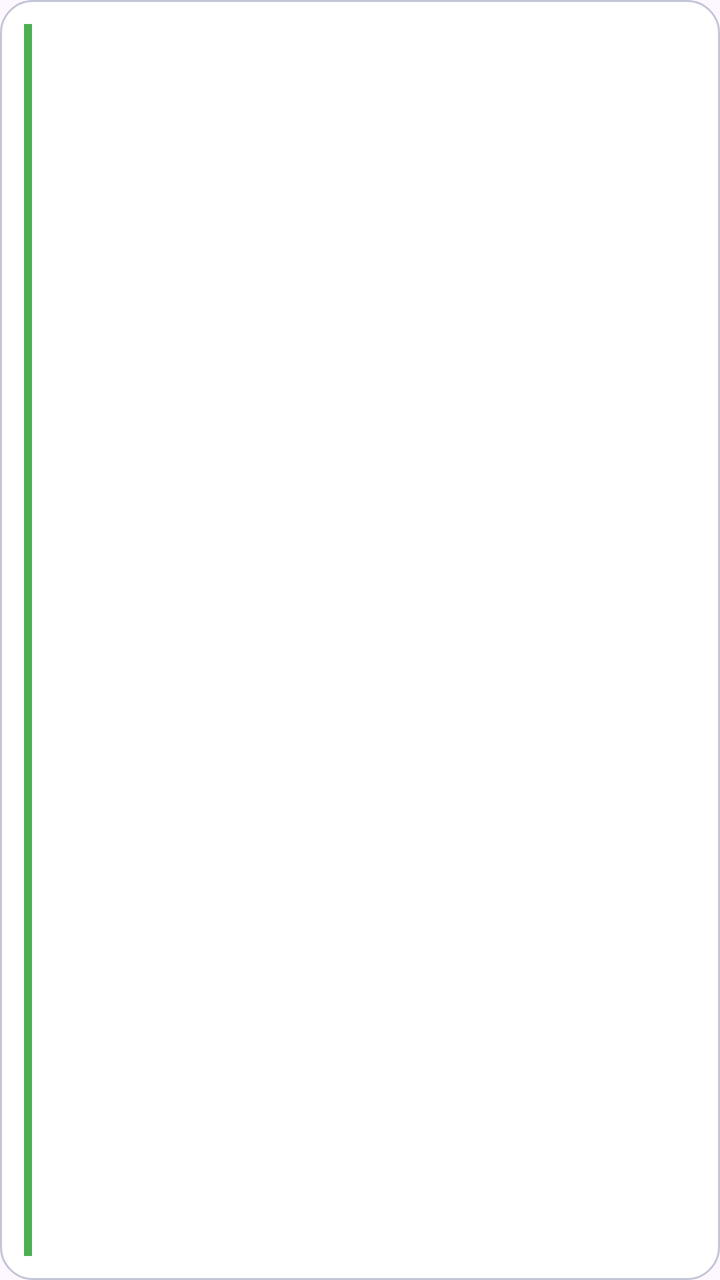
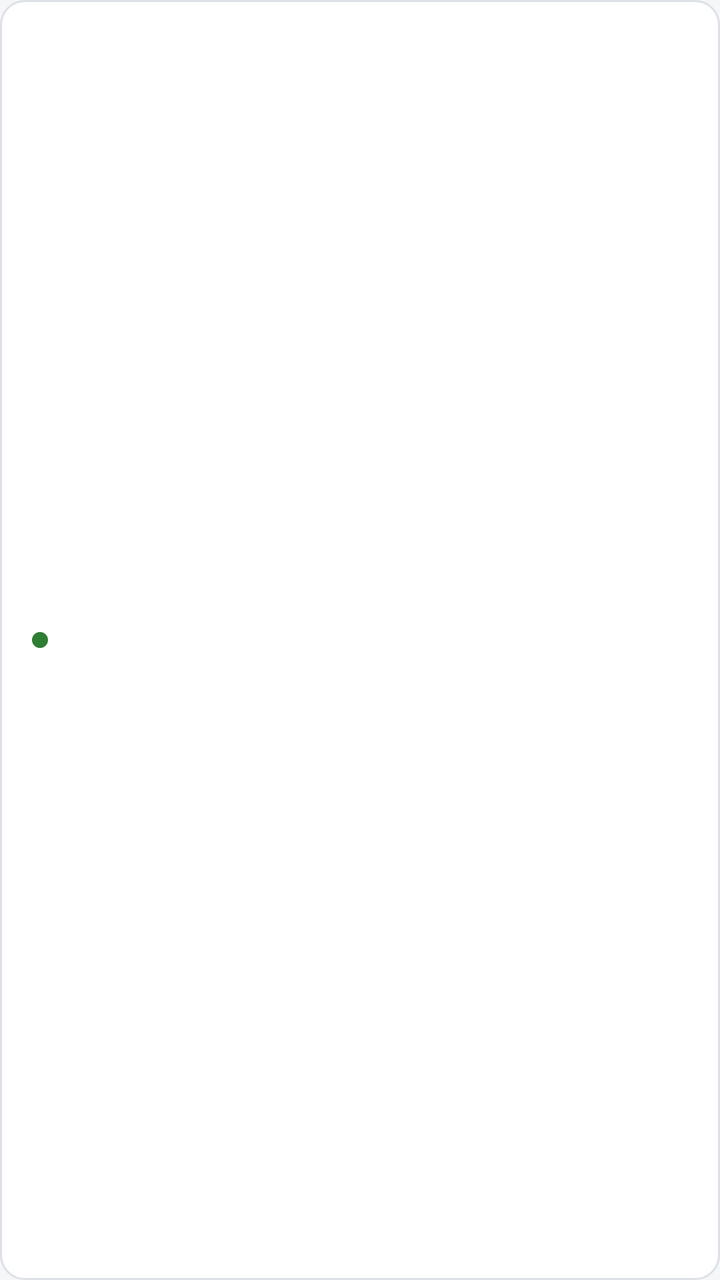

An Android layout rendered at two revisions. The XML below is the earlier revision; the diff shows what the commit changed to produce the second picture.
<!-- AndroidManifest.xml: application theme Theme.Kstudy -->
<!-- res/layout/item_active_session.xml -->
<?xml version="1.0" encoding="utf-8"?>
<LinearLayout xmlns:android="http://schemas.android.com/apk/res/android"
    android:layout_width="match_parent"
    android:layout_height="wrap_content"
    android:layout_marginBottom="8dp"
    android:background="@drawable/bg_card"
    android:orientation="horizontal"
    android:padding="12dp">

    <View
        android:layout_width="4dp"
        android:layout_height="match_parent"
        android:background="@color/present" />

    <LinearLayout
        android:layout_width="match_parent"
        android:layout_height="wrap_content"
        android:layout_marginStart="12dp"
        android:orientation="vertical">

        <TextView
            android:id="@+id/tvActiveSessionClass"
            android:layout_width="wrap_content"
            android:layout_height="wrap_content"
            android:textColor="@color/black"
            android:textSize="14sp"
            android:textStyle="bold" />

        <TextView
            android:id="@+id/tvActiveSessionDate"
            android:layout_width="wrap_content"
            android:layout_height="wrap_content"
            android:layout_marginTop="2dp"
            android:textColor="@color/present"
            android:textSize="12sp" />
    </LinearLayout>
</LinearLayout>
<!-- resources referenced by this layout -->
<resources>
  <color name="black">#FF000000</color>
  <color name="present">#4CAF50</color>
  <!-- drawable bg_card (drawable) -->
  <?xml version="1.0" encoding="utf-8"?>
  <shape xmlns:android="http://schemas.android.com/apk/res/android"
      android:shape="rectangle">
      <solid android:color="@color/surface" />
      <corners android:radius="16dp" />
      <stroke
          android:width="1dp"
          android:color="@color/outline_variant" />
  </shape>
  <color name="outline_variant">#C3C6D6</color>
  <style name="Base.Theme.Kstudy" parent="Theme.Material3.Light.NoActionBar">
          
          <item name="colorPrimary">@color/primary</item>
          <item name="colorOnPrimary">@color/white</item>
      </style>
  <color name="primary">#5B21B6</color>
  <color name="white">#FFFFFFFF</color>
  <!-- unchanged entries left out for length: 2 -->
</resources>

<!-- the commit's change to res/layout/item_active_session.xml (unified diff, before → after) -->
@@ -1,16 +1,18 @@
 <?xml version="1.0" encoding="utf-8"?>
 <LinearLayout xmlns:android="http://schemas.android.com/apk/res/android"
+    style="@style/Widget.Kstudy.Card"
     android:layout_width="match_parent"
     android:layout_height="wrap_content"
     android:layout_marginBottom="8dp"
-    android:background="@drawable/bg_card"
-    android:orientation="horizontal"
-    android:padding="12dp">
+    android:gravity="center_vertical"
+    android:orientation="horizontal">
 
+    
     <View
-        android:layout_width="4dp"
-        android:layout_height="match_parent"
-        android:background="@color/present" />
+        android:layout_width="8dp"
+        android:layout_height="8dp"
+        android:background="@drawable/bg_legend_dot"
+        android:backgroundTint="@color/present" />
 
     <LinearLayout
         android:layout_width="match_parent"
@@ -22,16 +24,13 @@
             android:id="@+id/tvActiveSessionClass"
             android:layout_width="wrap_content"
             android:layout_height="wrap_content"
-            android:textColor="@color/black"
-            android:textSize="14sp"
-            android:textStyle="bold" />
+            android:textAppearance="@style/TextAppearance.Kstudy.Body.Strong" />
 
         <TextView
             android:id="@+id/tvActiveSessionDate"
             android:layout_width="wrap_content"
             android:layout_height="wrap_content"
             android:layout_marginTop="2dp"
-            android:textColor="@color/present"
-            android:textSize="12sp" />
+            android:textAppearance="@style/TextAppearance.Kstudy.Caption" />
     </LinearLayout>
 </LinearLayout>
<!-- resource entries referenced after the edit -->
@@ -1,25 +1,143 @@
 <!-- resources referenced by this layout -->
 <resources>
-  <color name="black">#FF000000</color>
-  <color name="present">#4CAF50</color>
+  <color name="present">#2E7D32</color>
+  <!-- drawable bg_legend_dot (drawable) -->
+  <?xml version="1.0" encoding="utf-8"?>
+  <shape xmlns:android="http://schemas.android.com/apk/res/android"
+      android:shape="oval">
+      <solid android:color="@color/primary" />
+  </shape>
+  <style name="TextAppearance.Kstudy.Body.Strong">
+          <item name="android:fontFamily">sans-serif-medium</item>
+          <item name="fontFamily">sans-serif-medium</item>
+      </style>
+  <style name="TextAppearance.Kstudy.Caption" parent="TextAppearance.Material3.BodySmall">
+          <item name="android:textColor">?attr/colorOnSurfaceVariant</item>
+      </style>
+  <style name="Widget.Kstudy.Card" parent="">
+          <item name="android:background">@drawable/bg_card</item>
+          <item name="android:padding">16dp</item>
+          
+          <item name="android:clipToPadding">false</item>
+      </style>
   <!-- drawable bg_card (drawable) -->
   <?xml version="1.0" encoding="utf-8"?>
   <shape xmlns:android="http://schemas.android.com/apk/res/android"
       android:shape="rectangle">
       <solid android:color="@color/surface" />
-      <corners android:radius="16dp" />
+      <corners android:radius="@dimen/radius_container" />
       <stroke
           android:width="1dp"
           android:color="@color/outline_variant" />
   </shape>
-  <color name="outline_variant">#C3C6D6</color>
+  <color name="outline_variant">#DDE0E6</color>
+  <color name="on_primary">#FFFFFF</color>
+  <color name="primary_container">#E2E9F3</color>
+  <color name="on_primary_container">#14263F</color>
+  <color name="primary_inverse">#A9C1E3</color>
+  <color name="secondary">#56606E</color>
+  <color name="secondary_container">#E7EAEF</color>
+  <color name="on_secondary_container">#1C2430</color>
+  <color name="background">#F5F6F8</color>
+  <color name="on_surface">#1B1D21</color>
+  <color name="surface_container">#ECEEF2</color>
+  <color name="text_secondary">#555B66</color>
+  <color name="surface_inverse">#2F3237</color>
+  <color name="on_surface_inverse">#F1F2F4</color>
+  <color name="surface_dim">#DCDEE3</color>
+  <color name="surface_container_low">#F5F6F8</color>
+  <color name="surface_container_high">#E4E7EC</color>
+  <color name="outline">#7A808C</color>
+  <color name="error">#B3261E</color>
+  <color name="error_container">#FBEAE8</color>
+  <color name="on_error_container">#5F1410</color>
+  <dimen name="radius_control">8dp</dimen>
+  <style name="Widget.Kstudy.Button" parent="Widget.Material3.Button">
+          <item name="shapeAppearanceOverlay">@style/ShapeAppearanceOverlay.Kstudy.Control</item>
+      </style>
+  <style name="Widget.Kstudy.Button.Outlined" parent="Widget.Material3.Button.OutlinedButton">
+          <item name="shapeAppearanceOverlay">@style/ShapeAppearanceOverlay.Kstudy.Control</item>
+      </style>
+  <style name="Widget.Kstudy.Button.Text" parent="Widget.Material3.Button.TextButton">
+          <item name="shapeAppearanceOverlay">@style/ShapeAppearanceOverlay.Kstudy.Control</item>
+          <item name="android:minWidth">56dp</item>
+      </style>
+  <style name="ThemeOverlay.Kstudy.MaterialAlertDialog" parent="ThemeOverlay.Material3.MaterialAlertDialog">
+          <item name="alertDialogStyle">@style/MaterialAlertDialog.Kstudy</item>
+          <item name="buttonBarPositiveButtonStyle">@style/Widget.Kstudy.Button.Text.Dialog</item>
+          <item name="buttonBarNegativeButtonStyle">@style/Widget.Kstudy.Button.Text.Dialog</item>
+          <item name="buttonBarNeutralButtonStyle">@style/Widget.Kstudy.Button.Text.Dialog.Flush</item>
+      </style>
+  <style name="ShapeAppearanceOverlay.Kstudy.Control" parent="">
+          <item name="cornerFamily">rounded</item>
+          <item name="cornerSize">@dimen/radius_control</item>
+      </style>
+  <style name="MaterialAlertDialog.Kstudy" parent="MaterialAlertDialog.Material3">
+          <item name="backgroundTint">?attr/colorSurface</item>
+      </style>
+  <style name="Widget.Kstudy.Button.Text.Dialog" parent="Widget.Material3.Button.TextButton.Dialog">
+          <item name="shapeAppearanceOverlay">@style/ShapeAppearanceOverlay.Kstudy.Control</item>
+      </style>
+  <style name="Widget.Kstudy.Button.Text.Dialog.Flush">
+          <item name="android:layout_marginStart">0dp</item>
+          <item name="android:layout_marginLeft">0dp</item>
+      </style>
   <style name="Base.Theme.Kstudy" parent="Theme.Material3.Light.NoActionBar">
           
           <item name="colorPrimary">@color/primary</item>
-          <item name="colorOnPrimary">@color/white</item>
+          <item name="colorOnPrimary">@color/on_primary</item>
+          <item name="colorPrimaryContainer">@color/primary_container</item>
+          <item name="colorOnPrimaryContainer">@color/on_primary_container</item>
+          <item name="colorPrimaryInverse">@color/primary_inverse</item>
+          <item name="colorSecondary">@color/secondary</item>
+          <item name="colorOnSecondary">@color/on_primary</item>
+          <item name="colorSecondaryContainer">@color/secondary_container</item>
+          <item name="colorOnSecondaryContainer">@color/on_secondary_container</item>
+          <item name="colorTertiary">@color/secondary</item>
+          <item name="colorOnTertiary">@color/on_primary</item>
+          <item name="colorTertiaryContainer">@color/secondary_container</item>
+          <item name="colorOnTertiaryContainer">@color/on_secondary_container</item>
+          <item name="android:colorBackground">@color/background</item>
+          <item name="colorOnBackground">@color/on_surface</item>
+          <item name="colorSurface">@color/surface</item>
+          <item name="colorOnSurface">@color/on_surface</item>
+          <item name="colorSurfaceVariant">@color/surface_container</item>
+          <item name="colorOnSurfaceVariant">@color/text_secondary</item>
+          <item name="colorSurfaceInverse">@color/surface_inverse</item>
+          <item name="colorOnSurfaceInverse">@color/on_surface_inverse</item>
+          <item name="colorSurfaceBright">@color/surface</item>
+          <item name="colorSurfaceDim">@color/surface_dim</item>
+          <item name="colorSurfaceContainerLowest">@color/surface</item>
+          <item name="colorSurfaceContainerLow">@color/surface_container_low</item>
+          <item name="colorSurfaceContainer">@color/surface_container</item>
+          <item name="colorSurfaceContainerHigh">@color/surface_container_high</item>
+          <item name="colorSurfaceContainerHighest">@color/surface_container_high</item>
+          <item name="colorOutline">@color/outline</item>
+          <item name="colorOutlineVariant">@color/outline_variant</item>
+          <item name="colorError">@color/error</item>
+          <item name="colorOnError">@color/on_primary</item>
+          <item name="colorErrorContainer">@color/error_container</item>
+          <item name="colorOnErrorContainer">@color/on_error_container</item>
+  
+          
+          <item name="elevationOverlayEnabled">false</item>
+  
+          
+          <item name="shapeCornerSizeExtraSmall">@dimen/radius_control</item>
+          <item name="shapeCornerSizeSmall">@dimen/radius_control</item>
+          <item name="shapeCornerSizeMedium">@dimen/radius_container</item>
+          <item name="shapeCornerSizeLarge">@dimen/radius_container</item>
+          <item name="shapeCornerSizeLargeIncreased">@dimen/radius_container</item>
+          <item name="shapeCornerSizeExtraLarge">@dimen/radius_container</item>
+          <item name="shapeCornerSizeExtraLargeIncreased">@dimen/radius_container</item>
+  
+          <item name="materialButtonStyle">@style/Widget.Kstudy.Button</item>
+          <item name="materialButtonOutlinedStyle">@style/Widget.Kstudy.Button.Outlined</item>
+          <item name="borderlessButtonStyle">@style/Widget.Kstudy.Button.Text</item>
+          <item name="materialAlertDialogTheme">@style/ThemeOverlay.Kstudy.MaterialAlertDialog</item>
       </style>
-  <color name="primary">#5B21B6</color>
-  <color name="white">#FFFFFFFF</color>
+  <dimen name="radius_container">12dp</dimen>
+  <color name="primary">#1F3A5F</color>
   <!-- unchanged entries left out for length: 2 -->
 </resources>
 
